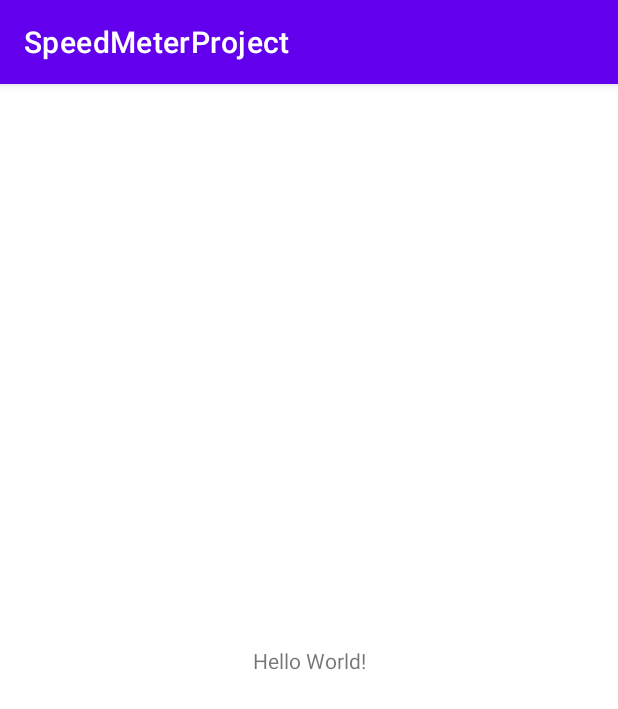
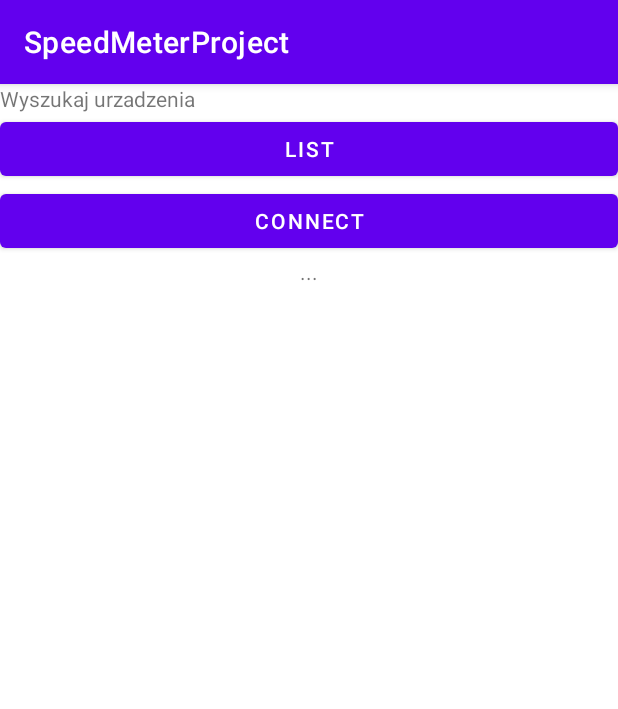
Before and after one commit to JJayU/SpeedMeterProject, an Android app: the screen it shows after launch (MainActivity), on a phone screen of 412 x 824 dp. Shown: the top 709 px of the screen. Run offline under Robolectric (Android 15) with nearby library versions, the phone set to English and light mode, and no system bars; our stand-ins replace RxJava, data binding; libraries missing offline, so code that uses them is left out: com.harrysoft.androidbluetoothserial; 1 statement that could not run was skipped.

Commit message:
Core of bluetooth connectivity optained

```diff
--- a/app/src/main/AndroidManifest.xml
+++ b/app/src/main/AndroidManifest.xml
@@ -2,6 +2,7 @@
 <manifest xmlns:android="http://schemas.android.com/apk/res/android"
     xmlns:tools="http://schemas.android.com/tools">
 
+    <uses-permission android:name="android.permission.BLUETOOTH_CONNECT" />
     <application
         android:allowBackup="true"
         android:dataExtractionRules="@xml/data_extraction_rules"
--- a/app/src/main/java/com/example/speedmeterproject/MainActivity.kt
+++ b/app/src/main/java/com/example/speedmeterproject/MainActivity.kt
@@ -1,11 +1,105 @@
 package com.example.speedmeterproject
 
+import android.Manifest
+import android.bluetooth.BluetoothDevice
+import android.content.pm.PackageManager
+import android.os.Build
 import androidx.appcompat.app.AppCompatActivity
 import android.os.Bundle
+import android.util.Log
+import android.widget.Button
+import android.widget.Toast
+import androidx.annotation.RequiresApi
+import androidx.core.app.ActivityCompat
+import com.harrysoft.androidbluetoothserial.BluetoothManager
+import androidx.databinding.DataBindingUtil
+import com.example.speedmeterproject.databinding.ActivityMainBinding
+import com.harrysoft.androidbluetoothserial.BluetoothSerialDevice;
+import com.harrysoft.androidbluetoothserial.SimpleBluetoothDeviceInterface
+import io.reactivex.schedulers.Schedulers
 
 class MainActivity : AppCompatActivity() {
+
+    private lateinit var binding : ActivityMainBinding
+    private lateinit var bluetoothManager: BluetoothManager
+    private lateinit var deviceInterface : SimpleBluetoothDeviceInterface
+
     override fun onCreate(savedInstanceState: Bundle?) {
         super.onCreate(savedInstanceState)
         setContentView(R.layout.activity_main)
+
+        binding = DataBindingUtil.setContentView(this, R.layout.activity_main)
+
+        if (ActivityCompat.checkSelfPermission(
+                this,
+                Manifest.permission.BLUETOOTH_CONNECT
+            ) != PackageManager.PERMISSION_GRANTED
+        ) {
+            // TODO: Consider calling
+            //    ActivityCompat#requestPermissions
+            // here to request the missing permissions, and then overriding
+            //   public void onRequestPermissionsResult(int requestCode, String[] permissions,
+            //                                          int[] grantResults)
+            // to handle the case where the user grants the permission. See the documentation
+            // for ActivityCompat#requestPermissions for more details.
+            ActivityCompat.requestPermissions(this, arrayOf(Manifest.permission.BLUETOOTH_CONNECT), 1)
+            //Toast.makeText(this, "No permission for Bluetooth!", Toast.LENGTH_LONG).show()
+            //finish()
+        }
+
+        bluetoothManager = BluetoothManager.getInstance()
+//        if (bluetoothManager == null) {
+//            Toast.makeText(this, "Bluetooth not available!", Toast.LENGTH_LONG).show()
+//            finish()
+//        }
+
+        binding.searchDevicesButton.setOnClickListener() {
+            ListBluetoothDevices()
+        }
+
+        binding.ConnectButton.setOnClickListener() {
+            connectDevice("98:D3:31:F4:03:F5")
+        }
+    }
+
+    override fun onDestroy() {
+        super.onDestroy()
+        bluetoothManager.close()
+        bluetoothManager.closeDevice("98:D3:31:F4:03:F5")
+    }
+
+    private fun ListBluetoothDevices() {
+        val pairedDevices : List<BluetoothDevice> = bluetoothManager.pairedDevicesList
+
+        for (device in pairedDevices) {
+
+            Log.d("BT Test", "Device Name: " + device.name)
+            Log.d("BT Test", "MAC: " + device.address)
+        }
+    }
+
+    private fun connectDevice(mac : String) {
+        bluetoothManager.openSerialDevice(mac)
+            .subscribeOn(Schedulers.io())
+            //.observeOn(Schedulers.mainThread())
+            .subscribe(this::onConnected, this::onError);
+    }
+
+    private fun onConnected(connectedDevice : BluetoothSerialDevice) {
+        deviceInterface = connectedDevice.toSimpleDeviceInterface()
+        deviceInterface.setListeners(this::onMessageReceived, this::onMessageSent, this::onError)
+        deviceInterface.sendMessage("Hello :)")
+    }
+
+    private fun onMessageSent(message : String) {
+        Toast.makeText(this, "Sent a message!", Toast.LENGTH_LONG).show()
+    }
+
+    private fun onMessageReceived(message: String) {
+        Toast.makeText(this, "Received: $message", Toast.LENGTH_LONG).show()
+    }
+
+    private fun onError(error : Throwable) {
+        return
     }
 }
--- a/app/src/main/res/layout/activity_main.xml
+++ b/app/src/main/res/layout/activity_main.xml
@@ -1,18 +1,37 @@
 <?xml version="1.0" encoding="utf-8"?>
-<androidx.constraintlayout.widget.ConstraintLayout xmlns:android="http://schemas.android.com/apk/res/android"
+<layout xmlns:android="http://schemas.android.com/apk/res/android"
     xmlns:app="http://schemas.android.com/apk/res-auto"
-    xmlns:tools="http://schemas.android.com/tools"
-    android:layout_width="match_parent"
-    android:layout_height="match_parent"
-    tools:context=".MainActivity">
+    xmlns:tools="http://schemas.android.com/tools">
 
-    <TextView
-        android:layout_width="wrap_content"
-        android:layout_height="wrap_content"
-        android:text="Hello World!"
-        app:layout_constraintBottom_toBottomOf="parent"
-        app:layout_constraintEnd_toEndOf="parent"
-        app:layout_constraintStart_toStartOf="parent"
-        app:layout_constraintTop_toTopOf="parent" />
 
-</androidx.constraintlayout.widget.ConstraintLayout>
+    <LinearLayout
+        android:layout_width="match_parent"
+        android:layout_height="match_parent"
+        android:orientation="vertical">
+
+        <TextView
+            android:id="@+id/textView"
+            android:layout_width="match_parent"
+            android:layout_height="wrap_content"
+            android:text="Wyszukaj urzadzenia" />
+
+        <Button
+            android:id="@+id/search_devices_button"
+            android:layout_width="match_parent"
+            android:layout_height="wrap_content"
+            android:text="List" />
+
+        <Button
+            android:id="@+id/ConnectButton"
+            android:layout_width="match_parent"
+            android:layout_height="wrap_content"
+            android:text="Connect" />
+
+        <TextView
+            android:id="@+id/textView2"
+            android:layout_width="match_parent"
+            android:layout_height="wrap_content"
+            android:text="..."
+            android:textAlignment="center" />
+    </LinearLayout>
+</layout>
--- a/gradle.properties
+++ b/gradle.properties
@@ -21,3 +21,5 @@ kotlin.code.style=official
 # resources declared in the library itself and none from the library's dependencies,
 # thereby reducing the size of the R class for that library
 android.nonTransitiveRClass=true
+
+android.enableJetifier=true
--- a/settings.gradle
+++ b/settings.gradle
@@ -3,6 +3,7 @@ pluginManagement {
         google()
         mavenCentral()
         gradlePluginPortal()
+
     }
 }
 dependencyResolutionManagement {
@@ -10,6 +11,8 @@ dependencyResolutionManagement {
     repositories {
         google()
         mavenCentral()
+
+        maven { url 'https://jitpack.io' }
     }
 }
 rootProject.name = "SpeedMeterProject"
```
Also changed, not shown: app/build.gradle (+9 -1 lines).
